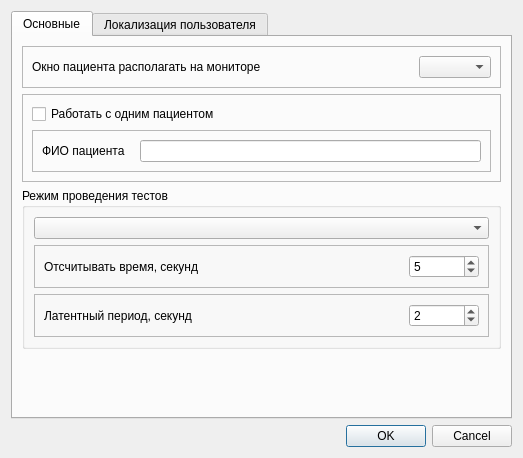
First picture: the form in aanalysersettings.ui, repository grigp/a-analyser, before the edit.
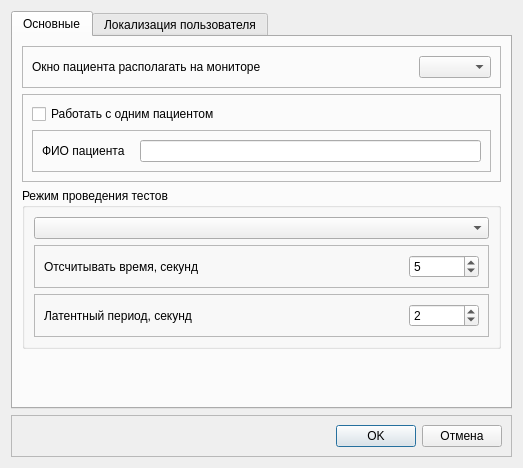
Second picture: the form after the edit. Icons and pictures are not drawn.

Commit message: Замена ButtonBar в ряде диалоговых окон

Patch:
```diff
--- a/aanalysersettings.ui
+++ b/aanalysersettings.ui
@@ -310,13 +310,42 @@
     </widget>
    </item>
    <item>
-    <widget class="QDialogButtonBox" name="buttonBox">
-     <property name="orientation">
-      <enum>Qt::Horizontal</enum>
+    <widget class="QFrame" name="frModalButtons">
+     <property name="frameShape">
+      <enum>QFrame::StyledPanel</enum>
      </property>
-     <property name="standardButtons">
-      <set>QDialogButtonBox::Cancel|QDialogButtonBox::Ok</set>
+     <property name="frameShadow">
+      <enum>QFrame::Raised</enum>
      </property>
+     <layout class="QHBoxLayout" name="horizontalLayout_10">
+      <item>
+       <spacer name="horizontalSpacer_4">
+        <property name="orientation">
+         <enum>Qt::Horizontal</enum>
+        </property>
+        <property name="sizeHint" stdset="0">
+         <size>
+          <width>40</width>
+          <height>20</height>
+         </size>
+        </property>
+       </spacer>
+      </item>
+      <item>
+       <widget class="QPushButton" name="btnOK">
+        <property name="text">
+         <string>OK</string>
+        </property>
+       </widget>
+      </item>
+      <item>
+       <widget class="QPushButton" name="btnCancel">
+        <property name="text">
+         <string>Отмена</string>
+        </property>
+       </widget>
+      </item>
+     </layout>
     </widget>
    </item>
   </layout>
```
Left out of the diff: 64 changed lines with no effect on the pictures. The commit also changes 7 other files.
